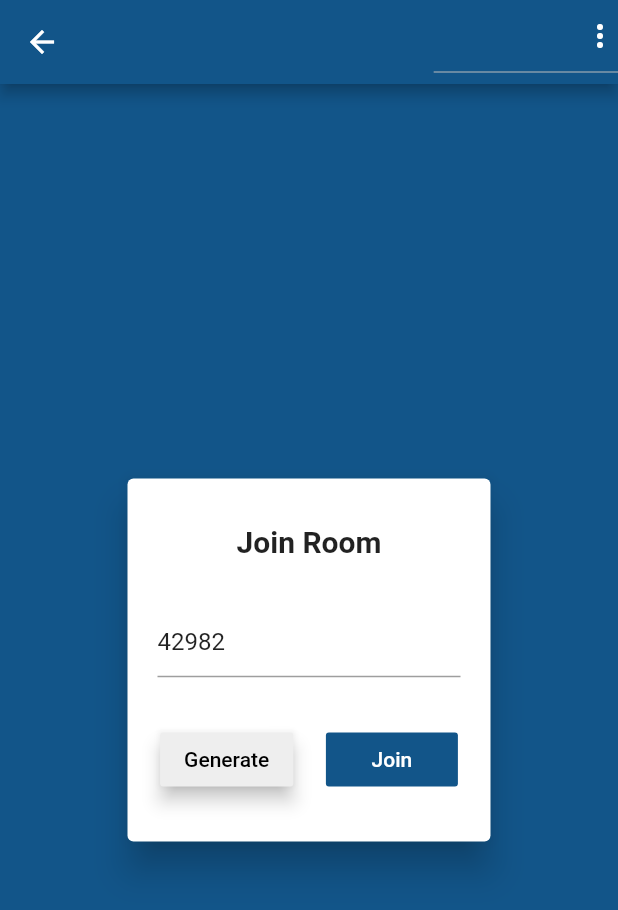
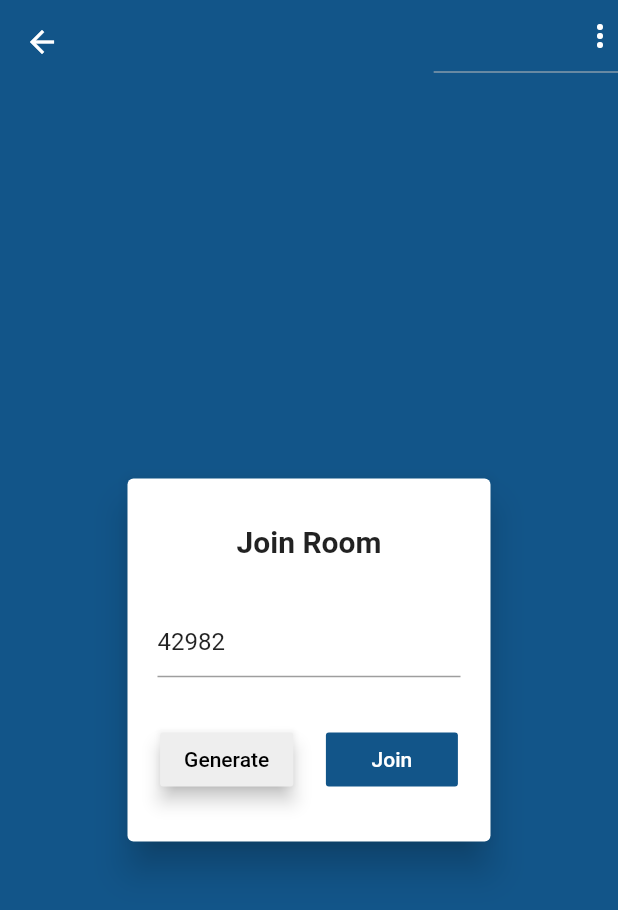
Before and after one commit to azim2429/Flutter-Chat-Application, a Flutter app: the JoinRoom screen opened directly, after a tap on "Generate", on a phone screen of 412 x 824 dp. Shown: the top 910 px of the screen. Run offline on Flutter 3.47's test engine with Material 2 defaults, Android fonts, the phone set to English and light mode, and no system bars; our stand-ins replace cloud_firestore, firebase_auth, firebase_core, firebase_storage, image_picker, shared_preferences; missing offline and left inert: encrypt; accounts and stored records are empty.

Commit message:
Assets Added!

```diff
--- a/lib/Widget/messages.dart
+++ b/lib/Widget/messages.dart
@@ -40,7 +40,6 @@ class _MessagesState extends State<Messages> {
             );
           }
           final documents = streamSnapshot.data.docs;
-          print(documents);
           var currId = FirebaseAuth.instance.currentUser.uid;
           return documents != null
               ? ListView.builder(
--- a/lib/screen/enter_room.dart
+++ b/lib/screen/enter_room.dart
@@ -26,7 +26,6 @@ class _JoinRoomState extends State<JoinRoom> {
       randomId.text = random.nextInt(99999).toString();
     });
 
-    print(randomRoomID);
   }
 
   void logout() async {
@@ -63,10 +62,12 @@ class _JoinRoomState extends State<JoinRoom> {
       resizeToAvoidBottomInset: false,
       backgroundColor: background,
       appBar: AppBar(
+        elevation: 0,
         backgroundColor: background,
         centerTitle: true,
         actions: [
           DropdownButton(
+            elevation: 4,
             onChanged: (item) {
               if (item == 'logout') {
                 logout();
```
Also changed, not shown: assest/img1.jpg (added), assest/img2.jpg (added), assest/img3.jpg (added), assest/img4.jpg (added).
